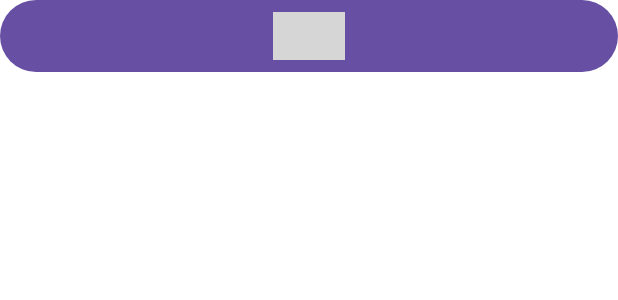
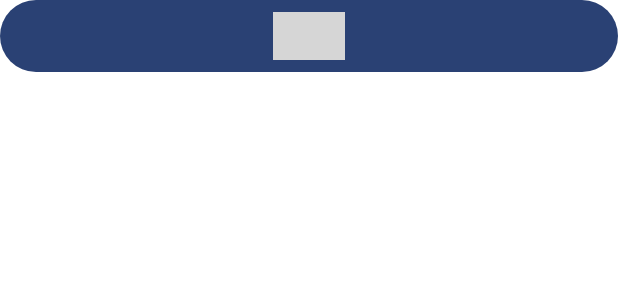
Before and after one commit to itstanany/task-of-affirmation, an Android app built with Jetpack Compose: the @Preview function PrimaryButtonPreview, on a phone screen of 412 x 824 dp. Shown: the top 300 px of the screen. Run offline under Robolectric (Android 15) with nearby library versions, the phone set to English and light mode, and no system bars; Roboto replaces fonts that are not available here; 1 statement that could not run was skipped; grey boxes are pictures that could not be loaded.

```diff
--- a/app/src/main/java/com/tananygeek/toa/ui/components/PrimaryButton.kt
+++ b/app/src/main/java/com/tananygeek/toa/ui/components/PrimaryButton.kt
@@ -14,6 +14,7 @@ import androidx.compose.ui.text.intl.Locale
 import androidx.compose.ui.text.toUpperCase
 import com.tananygeek.toa.R
 import com.tananygeek.toa.ui.theme.ButtonShape
+import com.tananygeek.toa.ui.theme.TasksOfAffirmationTheme
 import com.tananygeek.toa.ui.utility.NightLightPreview
 
 @Composable
@@ -44,8 +45,10 @@ fun PrimaryButton(
 @NightLightPreview
 @Composable
 fun PrimaryButtonPreview() {
-    PrimaryButton(
-        text = "Primary Button",
-        onClick = { },
-    )
+    TasksOfAffirmationTheme() {
+        PrimaryButton(
+            text = "Primary Button",
+            onClick = { },
+        )
+    }
 }
```
